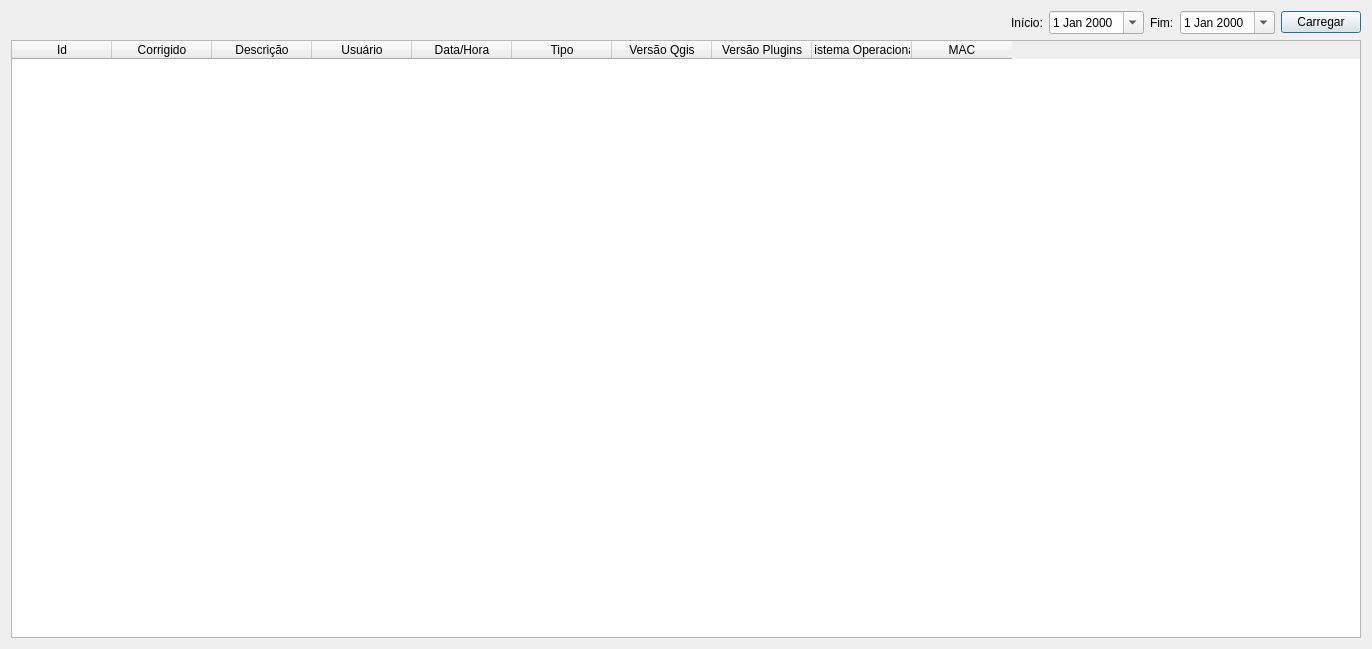
Before: the Qt Designer form uis/errorTable.ui in 1cgeo/0Bug_Report, drawn with Qt 5.
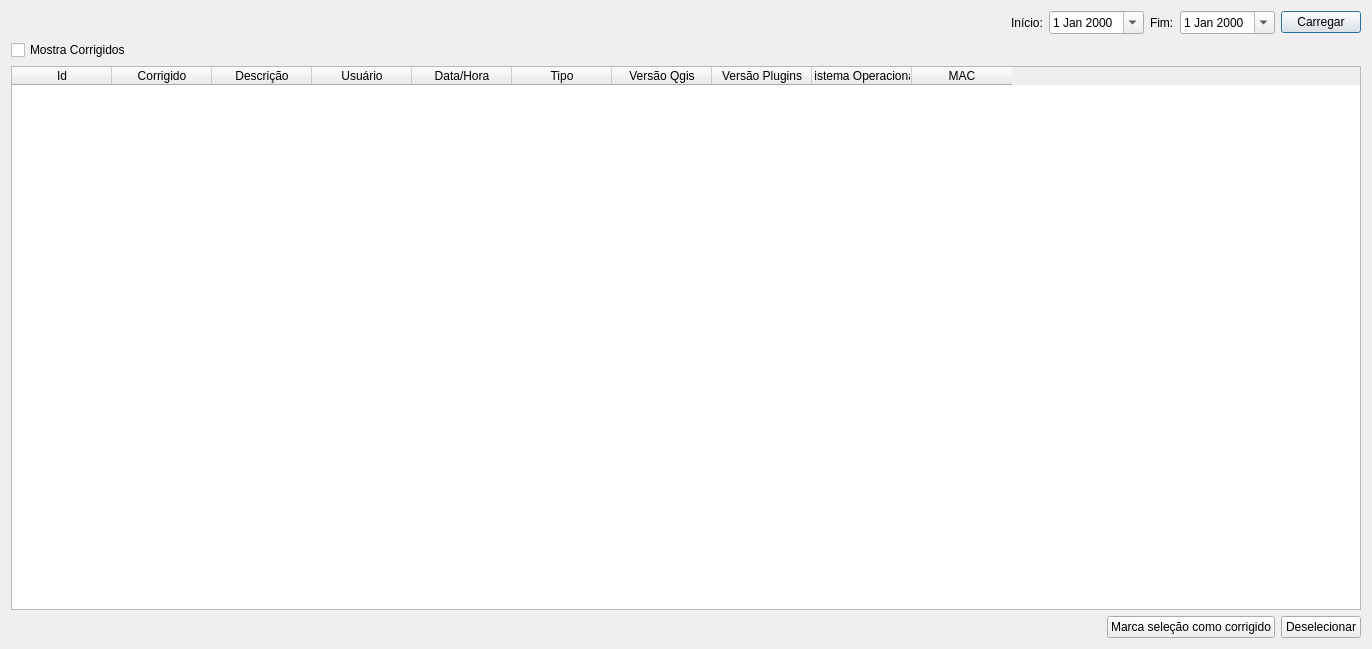
After: the same form once the commit is applied.

```diff
--- a/uis/errorTable.ui
+++ b/uis/errorTable.ui
@@ -17,7 +17,7 @@
    <item row="2" column="0">
     <layout class="QHBoxLayout" name="horizontalLayout"/>
    </item>
-   <item row="1" column="0">
+   <item row="2" column="0">
     <widget class="QTableWidget" name="tableWidget">
      <column>
       <property name="text">
@@ -123,6 +123,44 @@
      </item>
     </layout>
    </item>
+   <item row="1" column="0">
+    <widget class="QCheckBox" name="showFixedCbx">
+     <property name="text">
+      <string>Mostra Corrigidos</string>
+     </property>
+    </widget>
+   </item>
+   <item row="4" column="0">
+    <layout class="QHBoxLayout" name="horizontalLayout_2">
+     <item>
+      <spacer name="horizontalSpacer_2">
+       <property name="orientation">
+        <enum>Qt::Horizontal</enum>
+       </property>
+       <property name="sizeHint" stdset="0">
+        <size>
+         <width>40</width>
+         <height>20</height>
+        </size>
+       </property>
+      </spacer>
+     </item>
+     <item>
+      <widget class="QPushButton" name="fixSelectionBtn">
+       <property name="text">
+        <string>Marca seleção como corrigido</string>
+       </property>
+      </widget>
+     </item>
+     <item>
+      <widget class="QPushButton" name="deselectBtn">
+       <property name="text">
+        <string>Deselecionar</string>
+       </property>
+      </widget>
+     </item>
+    </layout>
+   </item>
   </layout>
  </widget>
  <resources/>
```
Left out of the diff: 2 changed lines with no effect on the pictures.
